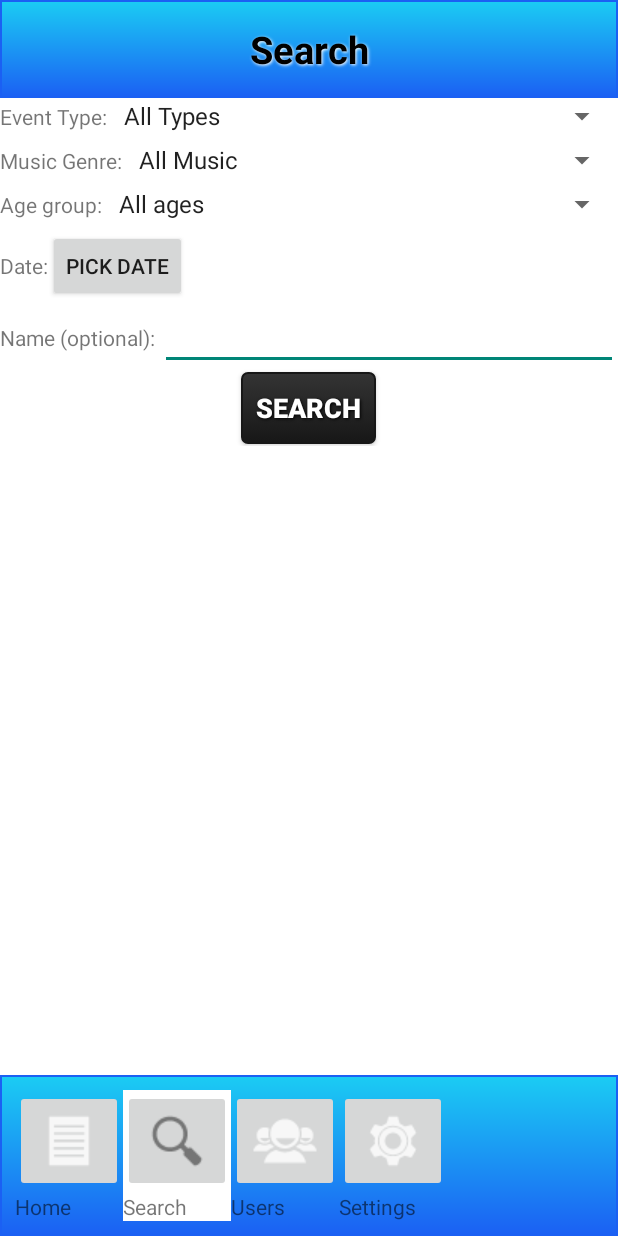
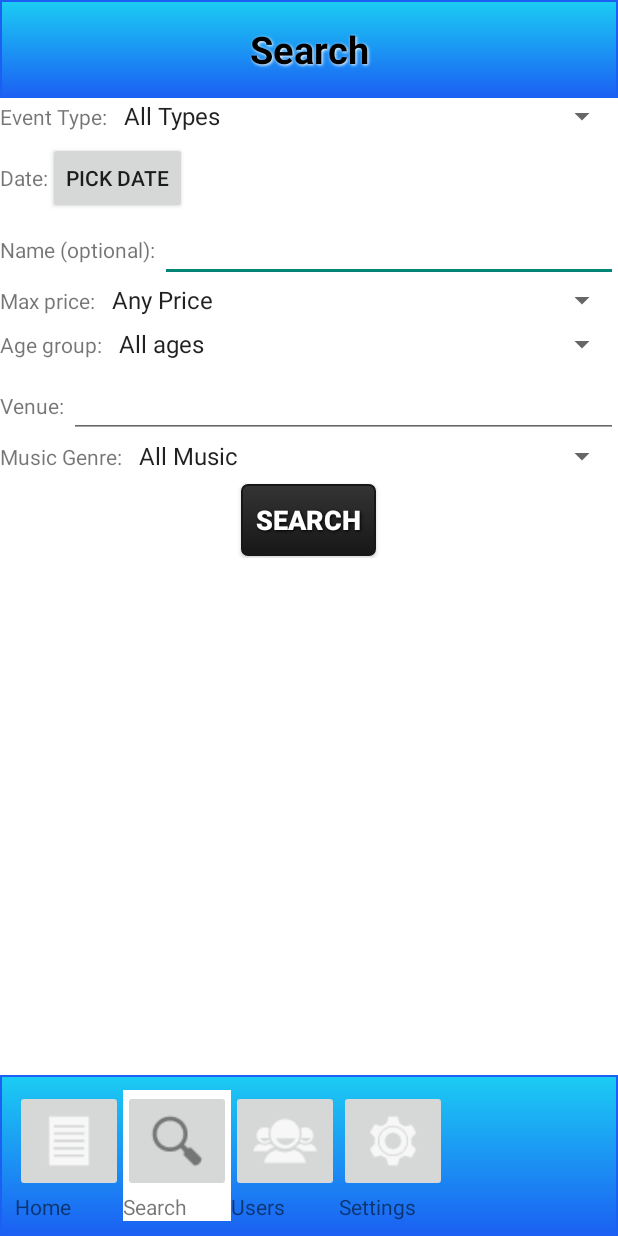
Before and after one commit to johnmolly92/MyApplication, an Android app: the Search screen opened directly, with no data from a screen before it, on a phone screen of 412 x 824 dp. Run offline under Robolectric (Android 15) with nearby library versions, the phone set to English and light mode, and no system bars.

Commit message:
Added Search Functionality
added more criteria to search by

```diff
--- a/app/src/main/java/com/example/john/myapplication/Search.java
+++ b/app/src/main/java/com/example/john/myapplication/Search.java
@@ -46,10 +46,12 @@ public class Search extends Activity implements AdapterView.OnItemSelectedListen
 
     JSONParser jsonParser = new JSONParser();
 
-    private String age,type,music_genre,name;
+    private String age,type,music_genre,name,venue,priceString;
+    private long price;
     private String date = "-1";
 
     private EditText txtName;
+    private EditText txtVenue;
 
 
     @Override
@@ -60,6 +62,7 @@ public class Search extends Activity implements AdapterView.OnItemSelectedListen
         SEARCH_URL= getString(R.string.url_start) + "search.php";
 
         txtName = (EditText)findViewById(R.id.txtEventName);
+        txtVenue = (EditText)findViewById(R.id.txtVenue);
 
         Spinner spinner = (Spinner) findViewById(R.id.event_type_spinner);
         spinner.setOnItemSelectedListener(this);
@@ -82,24 +85,34 @@ public class Search extends Activity implements AdapterView.OnItemSelectedListen
         musicAdapter.setDropDownViewResource(android.R.layout.simple_spinner_dropdown_item);
         musicSpinner.setAdapter(musicAdapter);
 
+        Spinner priceSpinner = (Spinner) findViewById(R.id.event_price_spinner);
+        priceSpinner.setOnItemSelectedListener(this);
+        ArrayAdapter<CharSequence> priceAdapter = ArrayAdapter.createFromResource(this,
+                R.array.event_price_array, android.R.layout.simple_spinner_item);
+        priceAdapter.setDropDownViewResource(android.R.layout.simple_spinner_dropdown_item);
+        priceSpinner.setAdapter(priceAdapter);
+
 
     }
 
     public void submitSearch(View v){
         name = txtName.getText().toString();
+        venue = txtVenue.getText().toString();
         System.out.println("Clicked the search button");
 
         Intent i = new Intent(Search.this, SearchList.class);
 
         if(age.equals("All ages"))
             age = "-1";
-        System.out.println("Type: "+type+" Genre: "+music_genre+" Age: "+age+" Date: "+date+" Name: "+name);
+        System.out.println("SEARCH, before pass to intent: Type: "+type+" Genre: "+music_genre+" Age: "+age+" Date: "+date+" Name: "+name+" Venue: "+venue+" Price: "+priceString);
 
         i.putExtra("event_type", type);
         i.putExtra("music_genre", music_genre);
         i.putExtra("age", age);
         i.putExtra("date", date);
         i.putExtra("name", name);
+        i.putExtra("venue", venue);
+        i.putExtra("price", priceString);
 
         startActivity(i);
     }
@@ -118,6 +131,13 @@ public class Search extends Activity implements AdapterView.OnItemSelectedListen
             case R.id.music_genre_spinner:
                 music_genre = parent.getItemAtPosition(position).toString();
                 System.out.println("SELECTED: " + music_genre);
+                break;
+            case R.id.event_price_spinner:
+               // price = parent.getItemAtPosition(position).toString();
+                price = parent.getItemIdAtPosition(position);
+                priceString = price+"";
+                System.out.println("SELECTED: " + priceString);
+                break;
         }
 
     }
@@ -171,6 +191,7 @@ public class Search extends Activity implements AdapterView.OnItemSelectedListen
         startActivity(i);
     }
 
+    //TODO take out the buttons for the screen your already on?
     public void openSearchActivity(View v)
     {
         Intent i = new Intent(Search.this, Search.class);
--- a/app/src/main/java/com/example/john/myapplication/SearchList.java
+++ b/app/src/main/java/com/example/john/myapplication/SearchList.java
@@ -51,7 +51,7 @@ public class SearchList extends ListActivity {
 
     private ArrayList<HashMap<String, String>> mCommentList;
 
-    private String age,type,music_genre,name,date;
+    private String age,type,music_genre,name,date,venue,price;
 
     private int success;
 
@@ -68,17 +68,19 @@ public class SearchList extends ListActivity {
         age = i.getStringExtra("age");
         date = i.getStringExtra("date");
         name = i.getStringExtra("name");
+        venue = i.getStringExtra("venue");
+        price = i.getStringExtra("price");
 
-        System.out.println("Type: "+type+" Genre: "+music_genre+" Age: "+age+" Date: "+date+" Name: "+name);
+        System.out.println("SEARCHLIST, after getting from intent: Type: "+type+" Genre: "+music_genre+" Age: "+age+" Date: "+date+" Name: "+name+" Venue: "+venue+" Price: "+price);
 
-
+        new LoadSearchResults().execute();
     }
 
     @Override
     protected void onResume() {
         super.onResume();
         //loading the comments via AsyncTask
-        new LoadSearchResults().execute();
+
     }
 
     public class LoadSearchResults extends AsyncTask<Void, Void, Boolean> {
@@ -105,6 +107,8 @@ public class SearchList extends ListActivity {
                 params.add(new BasicNameValuePair("age", age));
                 params.add(new BasicNameValuePair("date", date));
                 params.add(new BasicNameValuePair("name", name));
+                params.add(new BasicNameValuePair("venue", venue));
+                params.add(new BasicNameValuePair("price",price));
 
                 Log.d("request!", "starting");
                 // getting product details by making HTTP request
--- a/app/src/main/res/layout/activity_search.xml
+++ b/app/src/main/res/layout/activity_search.xml
@@ -37,7 +37,6 @@
                 android:layout_height="wrap_content"
                 android:orientation="horizontal"
                 android:paddingBottom="5dp"
-                android:layout_below="@+id/top_layover"
                 android:id="@+id/type_layout">
 
                 <TextView
@@ -51,44 +50,8 @@
                     android:layout_weight="1" />
 
             </LinearLayout>
-            <LinearLayout
-                android:layout_width="match_parent"
-                android:layout_height="wrap_content"
-                android:orientation="horizontal"
-                android:paddingBottom="5dp"
-                android:layout_below="@+id/top_layover"
-                android:id="@+id/music_genre_layout">
 
-                <TextView
-                    android:text="Music Genre: "
-                    android:layout_width="wrap_content"
-                    android:layout_height="wrap_content" />
-                <Spinner
-                    android:layout_width="fill_parent"
-                    android:layout_height="wrap_content"
-                    android:id="@+id/music_genre_spinner"
-                    android:layout_weight="1" />
 
-            </LinearLayout>
-            <LinearLayout
-                android:layout_width="match_parent"
-                android:layout_height="wrap_content"
-                android:orientation="horizontal"
-                android:paddingBottom="5dp"
-                android:layout_below="@+id/top_layover"
-                android:id="@+id/age_layout">
-
-                <TextView
-                    android:text="Age group: "
-                    android:layout_width="wrap_content"
-                    android:layout_height="wrap_content" />
-                <Spinner
-                    android:layout_width="fill_parent"
-                    android:layout_height="wrap_content"
-                    android:id="@+id/event_age_spinner"
-                    android:layout_weight="1" />
-
-            </LinearLayout>
             <LinearLayout
                 android:layout_width="match_parent"
                 android:layout_height="wrap_content">
@@ -119,7 +82,75 @@
 
                     android:text=""/>
             </LinearLayout>
+            <LinearLayout
+                android:layout_width="match_parent"
+                android:layout_height="wrap_content"
+                android:orientation="horizontal"
+                android:paddingBottom="5dp"
+                android:id="@+id/price_layout">
 
+                <TextView
+                    android:text="Max price: "
+                    android:layout_width="wrap_content"
+                    android:layout_height="wrap_content" />
+                <Spinner
+                    android:layout_width="fill_parent"
+                    android:layout_height="wrap_content"
+                    android:id="@+id/event_price_spinner"
+                    android:layout_weight="1" />
+
+            </LinearLayout>
+            <LinearLayout
+                android:layout_width="match_parent"
+                android:layout_height="wrap_content"
+                android:orientation="horizontal"
+                android:paddingBottom="5dp"
+                android:id="@+id/age_layout">
+
+                <TextView
+                    android:text="Age group: "
+                    android:layout_width="wrap_content"
+                    android:layout_height="wrap_content" />
+                <Spinner
+                    android:layout_width="fill_parent"
+                    android:layout_height="wrap_content"
+                    android:id="@+id/event_age_spinner"
+                    android:layout_weight="1" />
+
+            </LinearLayout>
+            <LinearLayout
+                android:layout_width="match_parent"
+                android:layout_height="wrap_content">
+
+                <TextView
+                    android:layout_width="wrap_content"
+                    android:layout_height="wrap_content"
+                    android:text="Venue: "/>
+                <EditText
+                    android:layout_width="match_parent"
+                    android:layout_height="wrap_content"
+                    android:id="@+id/txtVenue"
+
+                    android:text=""/>
+            </LinearLayout>
+            <LinearLayout
+                android:layout_width="match_parent"
+                android:layout_height="wrap_content"
+                android:orientation="horizontal"
+                android:paddingBottom="5dp"
+                android:id="@+id/music_genre_layout">
+
+                <TextView
+                    android:text="Music Genre: "
+                    android:layout_width="wrap_content"
+                    android:layout_height="wrap_content" />
+                <Spinner
+                    android:layout_width="fill_parent"
+                    android:layout_height="wrap_content"
+                    android:id="@+id/music_genre_spinner"
+                    android:layout_weight="1" />
+
+            </LinearLayout>
             <Button
                 android:layout_width="wrap_content"
                 android:layout_height="wrap_content"
--- a/app/src/main/res/values/strings.xml
+++ b/app/src/main/res/values/strings.xml
@@ -25,7 +25,6 @@
         <item>All Types</item>
         <item>Concert</item>
         <item>Nightclub</item>
-        <item>Pub</item>
         <item>Tourist Attraction</item>
     </string-array>
     <string-array name="event_age_array">
@@ -36,6 +35,8 @@
     </string-array>
     <string-array name="event_music_array">
         <item>All Music</item>
+        <item>Rock</item>
+        <item>Pop</item>
         <item>Tropical House</item>
         <item>Disco</item>
         <item>Electronic</item>
@@ -43,6 +44,14 @@
         <item>Hip Hop</item>
         <item>House</item>
     </string-array>
+    <string-array name="event_price_array">
+        <item>Any Price</item>
+        <item>€80</item>
+        <item>€40</item>
+        <item>€20</item>
+        <item>€10</item>
+        <item>Free Admission</item>
+    </string-array>
 
     <string name="title_activity_search_list">SearchList</string>
 
```
Also changed, not shown: app/src/main/res/drawable/docklands_summer_festival_dublin.jpg (added), app/src/main/res/drawable/dublin_port_river_fest.jpg (added), app/src/main/res/drawable/imagine_dragons.jpg (added), app/src/main/res/drawable/opium.jpg (added), app/src/main/res/drawable/paolo_nutini.jpg (added), app/src/main/res/drawable/street_performance.jpg (added), app/src/main/res/drawable/terenure_rugby_festival.jpg (added), app/src/main/res/drawable/toast.jpg (added), app/src/main/res/drawable/van_morrison.jpg (added), 1 other file.
